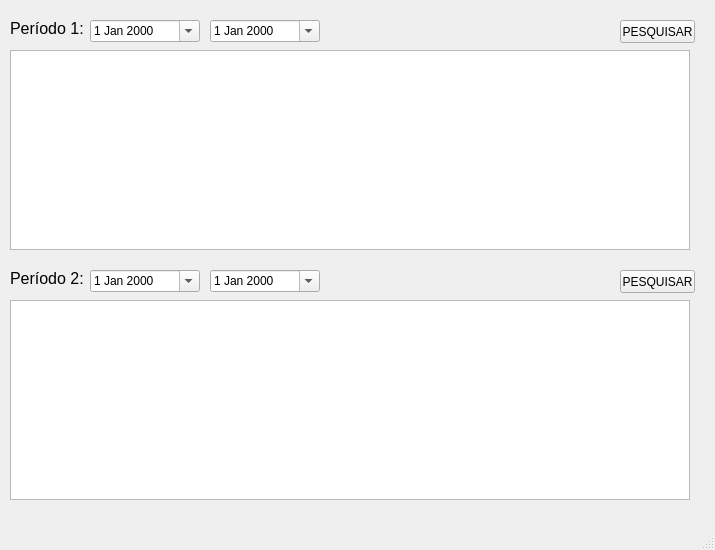
First picture: the form in receitas/interface.ui, repository kazluBR/hpsol-desktop-apps, before the edit.
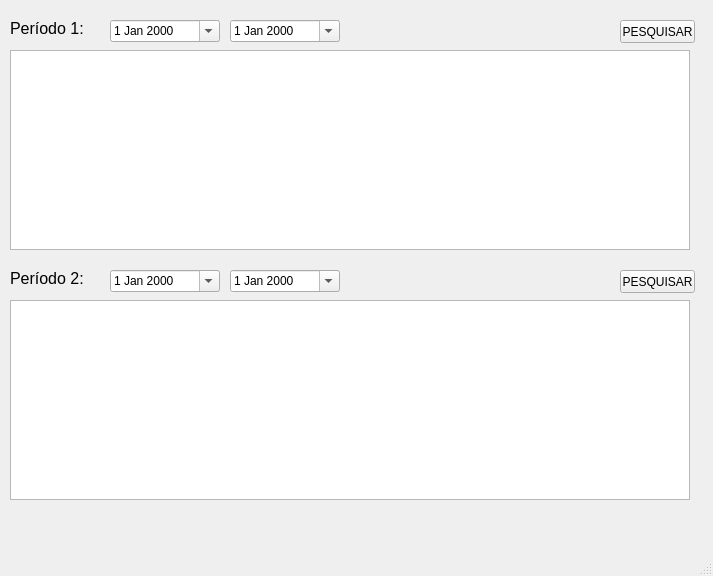
Second picture: the form after the edit.

Commit message: Adjusting UI interfaces

The edit to the form file:
```diff
--- a/receitas/interface.ui
+++ b/receitas/interface.ui
@@ -6,8 +6,8 @@
    <rect>
     <x>0</x>
     <y>0</y>
-    <width>715</width>
-    <height>550</height>
+    <width>713</width>
+    <height>576</height>
    </rect>
   </property>
   <property name="windowTitle">
@@ -17,7 +17,7 @@
    <widget class="QDateEdit" name="dateEditInicio_1">
     <property name="geometry">
      <rect>
-      <x>90</x>
+      <x>110</x>
       <y>20</y>
       <width>110</width>
       <height>22</height>
@@ -30,7 +30,7 @@
    <widget class="QDateEdit" name="dateEditFim_1">
     <property name="geometry">
      <rect>
-      <x>210</x>
+      <x>230</x>
       <y>20</y>
       <width>110</width>
       <height>22</height>
@@ -45,7 +45,7 @@
      <rect>
       <x>10</x>
       <y>20</y>
-      <width>81</width>
+      <width>91</width>
       <height>16</height>
      </rect>
     </property>
@@ -84,7 +84,7 @@
    <widget class="QDateEdit" name="dateEditFim_2">
     <property name="geometry">
      <rect>
-      <x>210</x>
+      <x>230</x>
       <y>270</y>
       <width>110</width>
       <height>22</height>
@@ -97,7 +97,7 @@
    <widget class="QDateEdit" name="dateEditInicio_2">
     <property name="geometry">
      <rect>
-      <x>90</x>
+      <x>110</x>
       <y>270</y>
       <width>110</width>
       <height>22</height>
@@ -112,7 +112,7 @@
      <rect>
       <x>10</x>
       <y>270</y>
-      <width>81</width>
+      <width>91</width>
       <height>16</height>
      </rect>
     </property>
```
Left out of the diff: 4 changed lines with no effect on the pictures. The commit also changes 15 other files.
